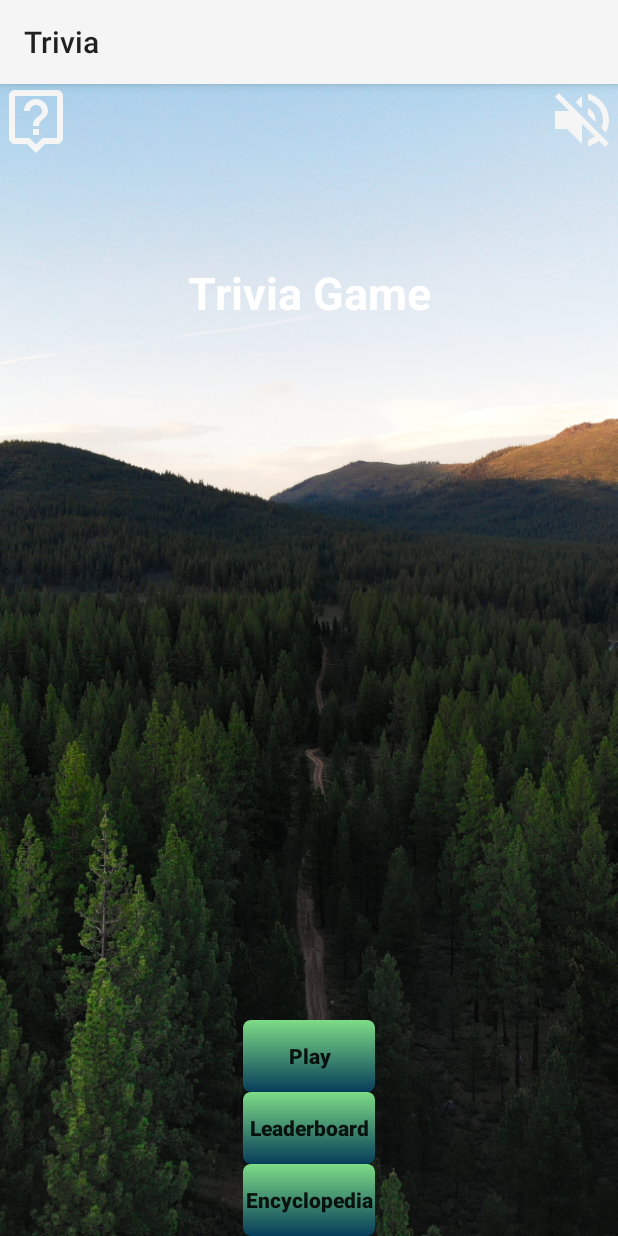
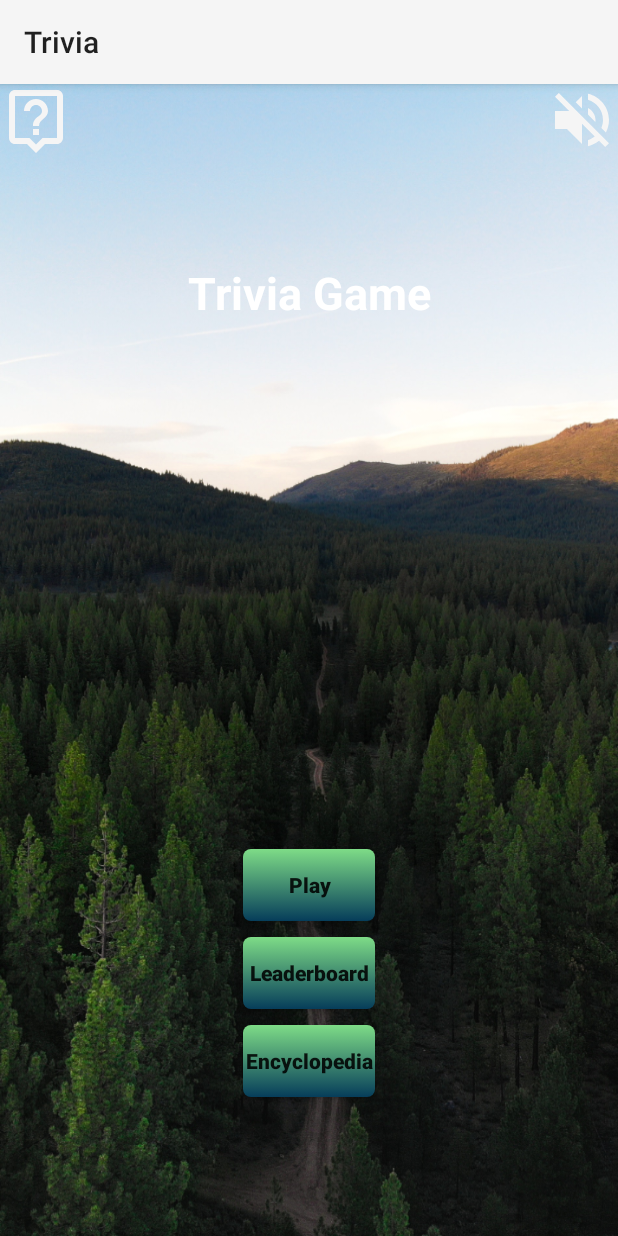
Before and after one commit to Hodjy/Trivia, an Android app: the screen it shows after launch (MainActivity), after a tap on "Tap here", on a phone screen of 412 x 824 dp. Run offline under Robolectric (Android 15) with nearby library versions, the phone set to English and light mode, and no system bars; 2 other taps on this screen came first.

Commit message:
Added music files and Updated UI

```diff
--- a/app/src/main/res/layout/activity_encyclopedia.xml
+++ b/app/src/main/res/layout/activity_encyclopedia.xml
@@ -41,12 +41,12 @@
     <androidx.appcompat.widget.AppCompatButton
         android:layout_width="wrap_content"
         android:layout_height="0dp"
-        android:layout_weight="5"
+        android:layout_weight="3"
+        android:textStyle="bold"
         android:text="@string/leaderboard_activity_back"
         android:textAllCaps="false"
         android:background="@drawable/result_activity_buttons_selector"
         android:layout_gravity="center"
-        android:textColor="@color/white"
         android:id="@+id/encyclopedia_activity_backBtn"/>
 
     <Space
--- a/app/src/main/res/layout/activity_result.xml
+++ b/app/src/main/res/layout/activity_result.xml
@@ -3,7 +3,7 @@
     android:layout_width="match_parent"
     android:layout_height="match_parent"
     android:orientation="horizontal"
-    android:background="@drawable/background">
+    android:background="@drawable/background_scene_leaves">
 
     <Space
         android:layout_width="0dp"
@@ -76,6 +76,7 @@
             <androidx.appcompat.widget.AppCompatButton
                 android:layout_width="wrap_content"
                 android:layout_height="wrap_content"
+                android:textStyle="bold"
                 android:text="@string/result_activity_save"
                 android:textAllCaps="false"
                 android:background="@drawable/result_activity_buttons_selector"
--- a/app/src/main/res/layout/difficulty_fragment.xml
+++ b/app/src/main/res/layout/difficulty_fragment.xml
@@ -4,7 +4,6 @@
     android:layout_width="wrap_content"
     android:layout_height="wrap_content"
     android:orientation="vertical"
-    android:layout_alignParentBottom="true"
     android:layout_centerInParent="true">
 
     <Space
@@ -17,6 +16,7 @@
         android:layout_height="0dp"
         android:layout_weight="5"
         android:layout_margin="5dp"
+        android:textStyle="bold"
         android:text="@string/difficulty_easy"
         android:background="@drawable/result_activity_buttons_selector"
         android:id="@+id/difficulty_popup_easy_btn"/>
@@ -30,6 +30,7 @@
         android:layout_width="match_parent"
         android:layout_height="0dp"
         android:layout_weight="5"
+        android:textStyle="bold"
         android:text="@string/difficulty_medium"
         android:layout_margin="5dp"
         android:background="@drawable/result_activity_buttons_selector"
@@ -44,6 +45,7 @@
         android:layout_width="match_parent"
         android:layout_height="0dp"
         android:layout_weight="5"
+        android:textStyle="bold"
         android:text="@string/difficulty_hard"
         android:layout_margin="5dp"
         android:background="@drawable/result_activity_buttons_selector"
@@ -58,6 +60,7 @@
         android:layout_width="match_parent"
         android:layout_height="0dp"
         android:layout_weight="5"
+        android:textStyle="bold"
         android:text="@string/back"
         android:layout_margin="5dp"
         android:background="@drawable/result_activity_buttons_selector"
--- a/app/src/main/res/layout/foliage_layout.xml
+++ b/app/src/main/res/layout/foliage_layout.xml
@@ -6,7 +6,8 @@
     app:cardUseCompatPadding="true"
     app:contentPadding="10dp"
     android:elevation="8dp"
-    app:cardCornerRadius="10dp">
+    app:cardCornerRadius="10dp"
+    app:cardBackgroundColor="#0B3561">
 
     <ImageView
         android:layout_width="100dp"
--- a/app/src/main/res/layout/main_screen_choices_fragment.xml
+++ b/app/src/main/res/layout/main_screen_choices_fragment.xml
@@ -2,9 +2,7 @@
 <LinearLayout
     android:layout_width="wrap_content"
     android:layout_height="wrap_content"
-    android:layout_weight="8"
     android:orientation="vertical"
-    android:layout_alignParentBottom="true"
     android:layout_centerInParent="true"
     xmlns:android="http://schemas.android.com/apk/res/android"
     android:id="@+id/main_activity_sound_btn">
@@ -12,12 +10,13 @@
     <Space
         android:layout_width="match_parent"
         android:layout_height="0dp"
-        android:layout_weight="4"/>
+        android:layout_weight="1"/>
 
     <androidx.appcompat.widget.AppCompatButton
         android:layout_width="match_parent"
         android:layout_height="0dp"
-        android:layout_weight="6"
+        android:layout_weight="5"
+        android:layout_margin="5dp"
         android:text="@string/main_activity_play"
         android:textStyle="bold"
         android:textAllCaps="false"
@@ -30,12 +29,13 @@
     <Space
         android:layout_width="match_parent"
         android:layout_height="0dp"
-        android:layout_weight="2"/>
+        android:layout_weight="1"/>
 
     <androidx.appcompat.widget.AppCompatButton
         android:layout_width="match_parent"
         android:layout_height="0dp"
-        android:layout_weight="6"
+        android:layout_weight="5"
+        android:layout_margin="5dp"
         android:text="@string/main_activity_leaderboard"
         android:textStyle="bold"
         android:textAllCaps="false"
@@ -47,12 +47,13 @@
     <Space
         android:layout_width="match_parent"
         android:layout_height="0dp"
-        android:layout_weight="2"/>
+        android:layout_weight="1"/>
 
     <androidx.appcompat.widget.AppCompatButton
         android:layout_width="match_parent"
         android:layout_height="0dp"
-        android:layout_weight="6"
+        android:layout_weight="5"
+        android:layout_margin="5dp"
         android:text="@string/encyclopedia"
         android:textStyle="bold"
         android:textAllCaps="false"
@@ -65,5 +66,5 @@
     <Space
         android:layout_width="match_parent"
         android:layout_height="0dp"
-        android:layout_weight="2"/>
+        android:layout_weight="1"/>
 </LinearLayout>
```
Also changed, not shown: 4 other files.
